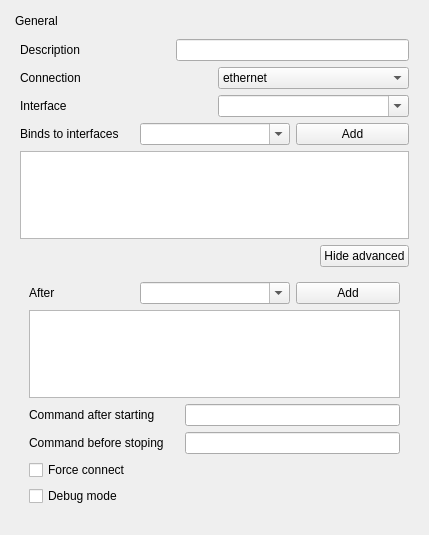
Qt form sources/gui/src/generalwidget.ui (arcan1s/netctl-gui) before a commit.
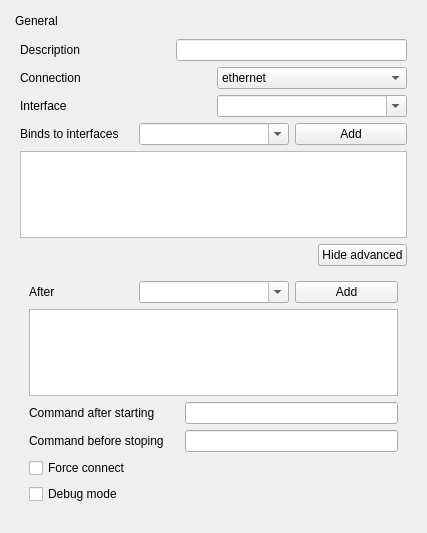
The same form after that commit.

```diff
--- a/sources/gui/src/generalwidget.ui
+++ b/sources/gui/src/generalwidget.ui
@@ -6,8 +6,8 @@
    <rect>
     <x>0</x>
     <y>0</y>
-    <width>429</width>
-    <height>535</height>
+    <width>427</width>
+    <height>533</height>
    </rect>
   </property>
   <property name="windowTitle">
```
Left out of the diff: 5 changed lines with no effect on the pictures.
